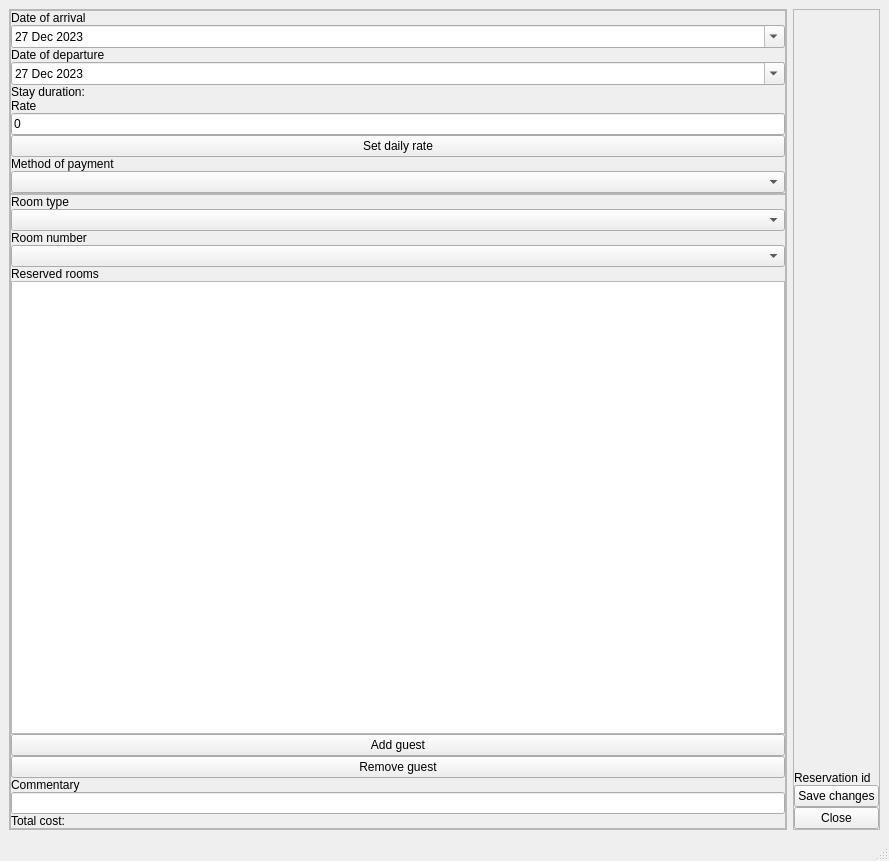
Qt form Views/EditReservationWindow.ui (zwg3/Hotelier-desktop) before a commit.
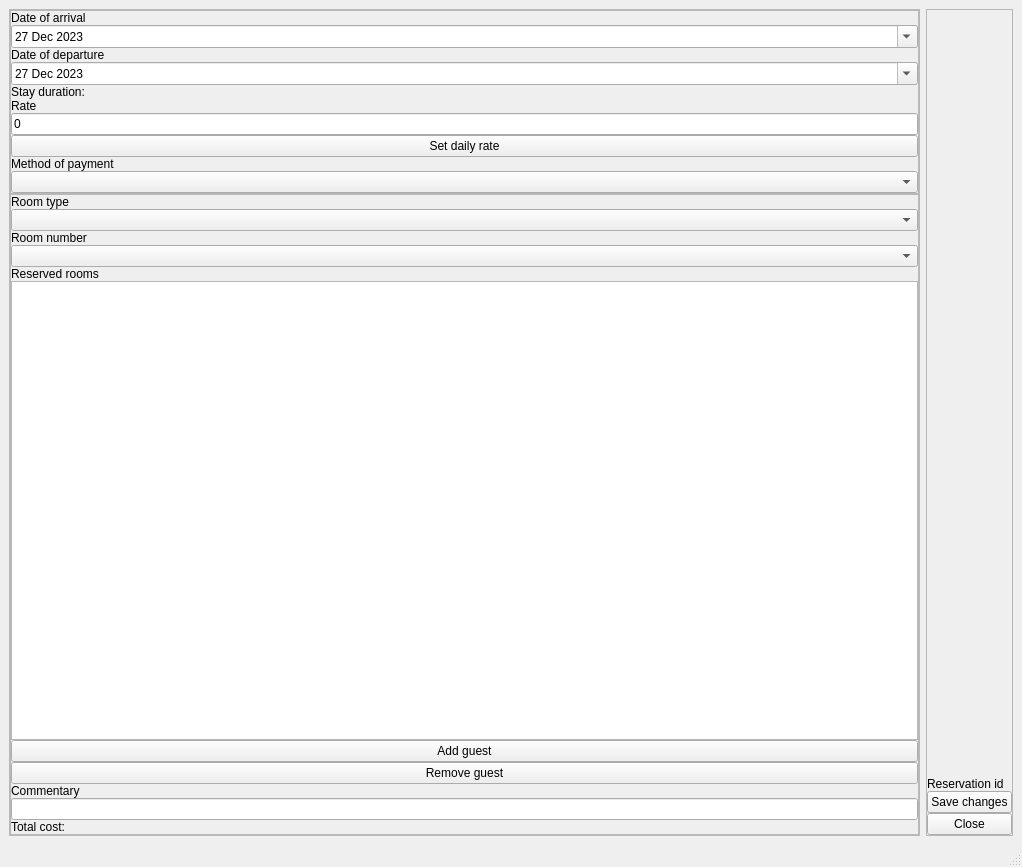
The same form after that commit.

```diff
--- a/Views/EditReservationWindow.ui
+++ b/Views/EditReservationWindow.ui
@@ -6,8 +6,8 @@
    <rect>
     <x>0</x>
     <y>0</y>
-    <width>889</width>
-    <height>861</height>
+    <width>1022</width>
+    <height>867</height>
    </rect>
   </property>
   <property name="windowTitle">
@@ -74,7 +74,7 @@
            <widget class="QDateEdit" name="doa_daddit">
             <property name="dateTime">
              <datetime>
-              <hour>6</hour>
+              <hour>3</hour>
               <minute>0</minute>
               <second>0</second>
               <year>2023</year>
@@ -98,7 +98,7 @@
            <widget class="QDateEdit" name="dod_daddit">
             <property name="dateTime">
              <datetime>
-              <hour>6</hour>
+              <hour>3</hour>
               <minute>0</minute>
               <second>0</second>
               <year>2023</year>
```
Left out of the diff: 2 changed lines with no effect on the pictures.
